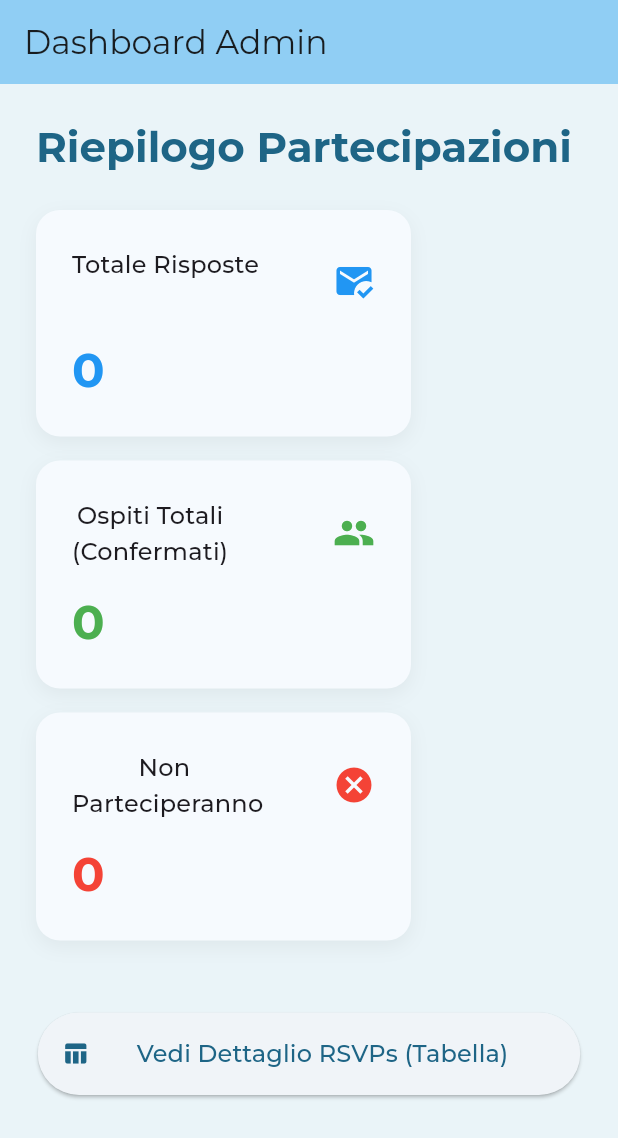
After one commit to syngularsystem/matrimonio_web, a Flutter app: the AdminDashboardView screen opened by its route, on a phone screen of 412 x 824 dp. The commit adds this screen. Shown: the top 1138 px of the screen. Run offline on Flutter 3.47's test engine with Material 3 defaults, Android fonts, the phone set to English and light mode, and no system bars; our stand-ins replace cloud_firestore, firebase_core, go_router, google_fonts, shared_preferences; accounts and stored records are empty.

Commit message:
feat: add admin dashboard and RSVP management with GoRouter integration and path URL support

```diff
--- /dev/null
+++ b/lib/core/router.dart
@@ -0,0 +1,19 @@
+import 'package:go_router/go_router.dart';
+import '../ui/view/home.dart';
+import '../ui/view/admin/admin_rsvp_view.dart';
+import '../ui/view/admin/admin_dashboard_view.dart';
+
+final GoRouter appRouter = GoRouter(
+  initialLocation: '/',
+  routes: [
+    GoRoute(path: '/', builder: (context, state) => const WeddingHomePage()),
+    GoRoute(
+      path: '/admin',
+      builder: (context, state) => const AdminDashboardView(),
+    ),
+    GoRoute(
+      path: '/admin/rsvp',
+      builder: (context, state) => const AdminRsvpView(),
+    ),
+  ],
+);
--- /dev/null
+++ b/lib/data/models/rsvp_model.dart
@@ -0,0 +1,34 @@
+class RsvpModel {
+  final String id;
+  final String name;
+  final String email;
+  final bool presence;
+  final List<String> companions;
+  final String attendance;
+  final DateTime? timestamp;
+  final String languageCode;
+
+  RsvpModel({
+    required this.id,
+    required this.name,
+    required this.email,
+    required this.presence,
+    required this.companions,
+    required this.attendance,
+    this.timestamp,
+    required this.languageCode,
+  });
+
+  factory RsvpModel.fromMap(String id, Map<String, dynamic> data) {
+    return RsvpModel(
+      id: id,
+      name: data['nome'] ?? '',
+      email: data['email'] ?? '',
+      presence: data['presenza'] ?? false,
+      companions: List<String>.from(data['accompagnatori'] ?? []),
+      attendance: data['attendance'] ?? '',
+      timestamp: data['timestamp'] != null ? data['timestamp'].toDate() : null,
+      languageCode: data['lingua'] ?? 'it',
+    );
+  }
+}
--- /dev/null
+++ b/lib/providers/admin_controller.dart
@@ -0,0 +1,41 @@
+import 'package:flutter/material.dart';
+import '../data/models/rsvp_model.dart';
+import '../data/services/firestore_service.dart';
+
+enum AdminStatus { idle, loading, success, error }
+
+class AdminController extends ChangeNotifier {
+  final FirestoreService _firestoreService = FirestoreService();
+
+  AdminStatus _status = AdminStatus.idle;
+  String? _errorMessage;
+  List<RsvpModel> _rsvps = [];
+
+  AdminStatus get status => _status;
+  String? get errorMessage => _errorMessage;
+  List<RsvpModel> get rsvps => _rsvps;
+
+  // Statistiche rapide per la dashboard
+  int get totalRsvps => _rsvps.length;
+  int get confirmedCount => _rsvps.where((r) => r.presence).length;
+  int get declinedCount => _rsvps.where((r) => !r.presence).length;
+  int get totalCompanions => _rsvps.fold(0, (sum, r) => sum + r.companions.length);
+  int get totalGuests => confirmedCount + totalCompanions;
+
+  Future<void> fetchRsvps() async {
+    _status = AdminStatus.loading;
+    _errorMessage = null;
+    // Non pulisco i dati esistenti per evitare sfarfallii se sto solo aggiornando
+    notifyListeners();
+
+    try {
+      _rsvps = await _firestoreService.getRsvps();
+      _status = AdminStatus.success;
+    } catch (e) {
+      _status = AdminStatus.error;
+      _errorMessage = e.toString();
+    }
+
+    notifyListeners();
+  }
+}
--- a/lib/ui/sections/gift_section.dart
+++ b/lib/ui/sections/gift_section.dart
@@ -51,7 +51,10 @@ class GiftSection extends StatelessWidget {
               textAlign: TextAlign.center,
             ),
             const SizedBox(height: 20),
-            _buildGiftBox(Icons.account_balance, "IT75B0306903207100000071081"),
+            _buildGiftBox(
+              Icons.account_balance,
+              "IT75B0306903207100000071081 - Danny Ruggiero",
+            ),
             const SizedBox(height: 10),
             _buildGiftBox(Icons.payment, "paypal.me/DannyRuggiero1992"),
           ],
--- a/lib/ui/sections/locations_section.dart
+++ b/lib/ui/sections/locations_section.dart
@@ -51,7 +51,7 @@ class LocationsSection extends StatelessWidget {
             child: LocationCard(
               title: AppLocalizations.tr(context, 'venue'),
               place: "La Porta del Principe",
-              address: "Via della Muratella Mezzana, Roma",
+              address: "Via Portuense, 1585, 00148 Roma RM",
               imgAsset: "assets/images/location2.png",
               isReversed: true,
               size: size,
--- /dev/null
+++ b/lib/ui/view/admin/admin_dashboard_view.dart
@@ -0,0 +1,163 @@
+import 'package:flutter/material.dart';
+import 'package:provider/provider.dart';
+import 'package:go_router/go_router.dart';
+import '../../../providers/admin_controller.dart';
+
+class AdminDashboardView extends StatefulWidget {
+  const AdminDashboardView({super.key});
+
+  @override
+  State<AdminDashboardView> createState() => _AdminDashboardViewState();
+}
+
+class _AdminDashboardViewState extends State<AdminDashboardView> {
+  @override
+  void initState() {
+    super.initState();
+    WidgetsBinding.instance.addPostFrameCallback((_) {
+      context.read<AdminController>().fetchRsvps();
+    });
+  }
+
+  @override
+  Widget build(BuildContext context) {
+    return Scaffold(
+      appBar: AppBar(
+        title: const Text('Dashboard Admin'),
+        backgroundColor: Theme.of(context).colorScheme.inversePrimary,
+      ),
+      body: Consumer<AdminController>(
+        builder: (context, controller, child) {
+          if (controller.status == AdminStatus.loading &&
+              controller.rsvps.isEmpty) {
+            return const Center(child: CircularProgressIndicator());
+          }
+
+          if (controller.status == AdminStatus.error) {
+            return Center(child: Text('Errore: ${controller.errorMessage}'));
+          }
+
+          return Padding(
+            padding: const EdgeInsets.all(24.0),
+            child: Column(
+              crossAxisAlignment: CrossAxisAlignment.start,
+              children: [
+                Text(
+                  'Riepilogo Partecipazioni',
+                  style: Theme.of(context).textTheme.headlineMedium?.copyWith(
+                    fontWeight: FontWeight.bold,
+                    color: Theme.of(context).colorScheme.primary,
+                  ),
+                ),
+                const SizedBox(height: 24),
+                Wrap(
+                  spacing: 16,
+                  runSpacing: 16,
+                  children: [
+                    _buildStatCard(
+                      context,
+                      title: 'Totale Risposte',
+                      subtitle: '',
+                      value: controller.totalRsvps.toString(),
+                      icon: Icons.mark_email_read,
+                      color: Colors.blue,
+                    ),
+                    _buildStatCard(
+                      context,
+                      title: 'Ospiti Totali',
+                      subtitle: '(Confermati)',
+                      value: controller.totalGuests.toString(),
+                      icon: Icons.people,
+                      color: Colors.green,
+                    ),
+                    _buildStatCard(
+                      context,
+                      title: 'Non ',
+                      subtitle: 'Parteciperanno',
+                      value: controller.declinedCount.toString(),
+                      icon: Icons.cancel,
+                      color: Colors.red,
+                    ),
+                  ],
+                ),
+                const SizedBox(height: 48),
+                Center(
+                  child: ElevatedButton.icon(
+                    onPressed: () {
+                      // Naviga alla tabella RSVP
+                      context.go('/admin/rsvp');
+                    },
+                    icon: const Icon(Icons.table_chart),
+                    label: const Padding(
+                      padding: EdgeInsets.symmetric(
+                        vertical: 16.0,
+                        horizontal: 24.0,
+                      ),
+                      child: Text(
+                        'Vedi Dettaglio RSVPs (Tabella)',
+                        style: TextStyle(fontSize: 16),
+                      ),
+                    ),
+                  ),
+                ),
+              ],
+            ),
+          );
+        },
+      ),
+    );
+  }
+
+  Widget _buildStatCard(
+    BuildContext context, {
+    required String title,
+    required String subtitle,
+    required String value,
+    required IconData icon,
+    required Color color,
+  }) {
+    return Container(
+      width: 250,
+      padding: const EdgeInsets.all(24),
+      decoration: BoxDecoration(
+        color: Theme.of(context).cardColor,
+        borderRadius: BorderRadius.circular(16),
+        boxShadow: [
+          BoxShadow(
+            color: Colors.black.withOpacity(0.05),
+            blurRadius: 10,
+            offset: const Offset(0, 4),
+          ),
+        ],
+      ),
+      child: Column(
+        crossAxisAlignment: CrossAxisAlignment.start,
+        children: [
+          Row(
+            mainAxisAlignment: MainAxisAlignment.spaceBetween,
+            children: [
+              Column(
+                children: [
+                  Text(title, style: Theme.of(context).textTheme.titleMedium),
+                  Text(
+                    subtitle,
+                    style: Theme.of(context).textTheme.titleMedium,
+                  ),
+                ],
+              ),
+              Icon(icon, color: color, size: 28),
+            ],
+          ),
+          const SizedBox(height: 16),
+          Text(
+            value,
+            style: Theme.of(context).textTheme.headlineLarge?.copyWith(
+              fontWeight: FontWeight.bold,
+              color: color,
+            ),
+          ),
+        ],
+      ),
+    );
+  }
+}
--- a/pubspec.yaml
+++ b/pubspec.yaml
@@ -44,6 +44,7 @@ dependencies:
   flutter_localizations:
     sdk: flutter
   cloud_firestore: ^6.1.2
+  go_router: ^17.2.3
 
 dev_dependencies:
   flutter_test:
```
Also changed, not shown: lib/data/services/firestore_service.dart (+16 -0 lines), lib/main.dart (+7 -3 lines), lib/ui/view/admin/admin_rsvp_view.dart (added, +122 -0 lines), pubspec.lock, 2 other files.
